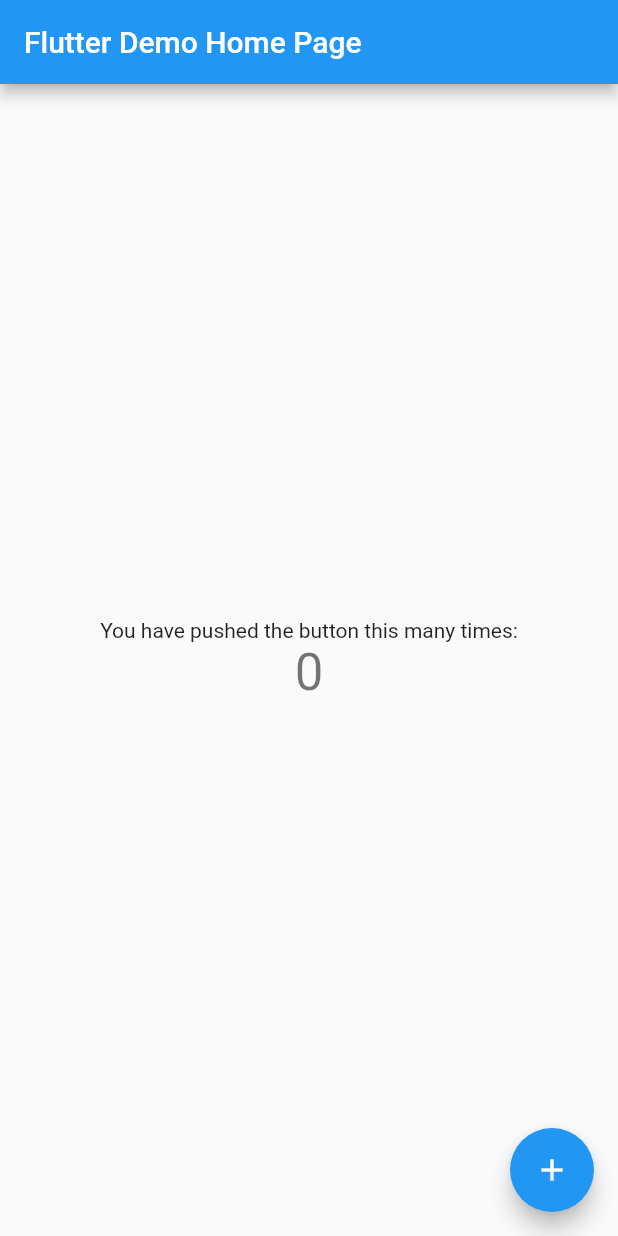
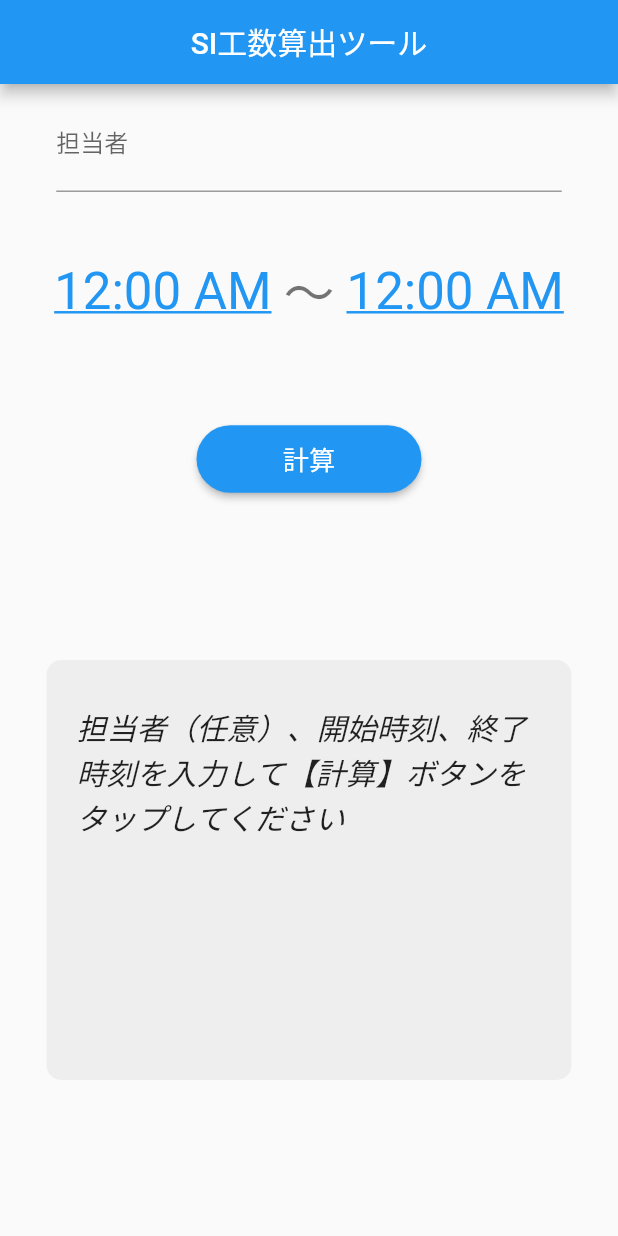
Before and after one commit to nozomi-koborinai/si-man-hour-calc-tool, a Flutter app: the screen it shows after launch, on a phone screen of 412 x 824 dp. Run offline on Flutter 3.47's test engine with Material 2 defaults, Android fonts, the phone set to English and light mode, and no system bars; our stand-ins replace flutter_riverpod, freezed_annotation; missing offline and left inert: dart:html.

Commit message:
とりあえず一通りできたのでコミット

```diff
--- /dev/null
+++ b/lib/domain_layer/providers.dart
@@ -0,0 +1,50 @@
+import 'package:flutter/material.dart';
+import 'package:flutter_riverpod/flutter_riverpod.dart';
+import 'package:si_man_hour_calc_tool/domain_layer/result.dart';
+import 'package:si_man_hour_calc_tool/presentation_layer/calc_page_view_model.dart';
+
+/// グローバルでアクセス可能なプロバイダを管理するファイル
+
+//# CalcPageのProvider Start
+/// 投稿ページタイトル
+final titleProvider = Provider<String>((_) => 'SI工数算出ツール');
+
+/// 担当者見出し
+final managerLabelProvider = Provider<String>((_) => '担当者');
+
+/// SI開始時間見出し
+final startLabelProvider = Provider<String>((_) => 'SI開始時刻');
+
+/// SI終了時間見出し
+final endLabelProvider = Provider<String>((_) => 'SI終了時刻');
+
+/// ヒントテキスト
+final hintTextProvider = Provider<String>((_) => 'CL分：担当者Ａ、担当者Ｂ');
+
+/// ボタンキャプション
+final btnCaptionProvider = Provider<String>((_) => '計算');
+
+/// 担当者テキストコントローラ
+final managerControllerStateProvider = StateProvider.autoDispose((ref) =>
+    TextEditingController(text: ref.watch(resultProvider.state).state.manager));
+
+/// SI開始時間確定時
+final startTimeOfDayLabelStateProvider =
+    StateProvider.autoDispose((ref) => const TimeOfDay(hour: 0, minute: 0));
+
+/// SI終了時間確定時
+final endTimeOfDayLabelStateProvider =
+    StateProvider.autoDispose((ref) => const TimeOfDay(hour: 0, minute: 0));
+
+/// PostPageViewModelのインスタンスを返却
+final calcPageViewModelProvider = Provider((_) => CalcPageViewModel());
+
+/// 工数結果用のモデル
+final resultProvider = StateProvider<Result>(
+    (_) => const Result(manager: '', time: 0.0, peopleCount: 0, manHour: 0.0));
+
+/// 工数結果用のテキスト
+final resultTextProvider =
+    StateProvider<String>((_) => '担当者（任意）、開始時刻、終了時刻を入力して【計算】ボタンをタップしてください');
+
+//# CalcPageのProvider End
--- a/lib/main.dart
+++ b/lib/main.dart
@@ -1,115 +1,22 @@
 import 'package:flutter/material.dart';
+import 'package:flutter_riverpod/flutter_riverpod.dart';
+import 'package:si_man_hour_calc_tool/presentation_layer/calc_page.dart';
 
 void main() {
-  runApp(const MyApp());
+  runApp(const ProviderScope(child: MyApp()));
 }
 
 class MyApp extends StatelessWidget {
   const MyApp({Key? key}) : super(key: key);
 
-  // This widget is the root of your application.
   @override
   Widget build(BuildContext context) {
     return MaterialApp(
-      title: 'Flutter Demo',
-      theme: ThemeData(
-        // This is the theme of your application.
-        //
-        // Try running your application with "flutter run". You'll see the
-        // application has a blue toolbar. Then, without quitting the app, try
-        // changing the primarySwatch below to Colors.green and then invoke
-        // "hot reload" (press "r" in the console where you ran "flutter run",
-        // or simply save your changes to "hot reload" in a Flutter IDE).
-        // Notice that the counter didn't reset back to zero; the application
-        // is not restarted.
-        primarySwatch: Colors.blue,
-      ),
-      home: const MyHomePage(title: 'Flutter Demo Home Page'),
+      theme: ThemeData.light(), // ライト用テーマ
+      darkTheme: ThemeData.dark(), // ダーク用テーマ
+      themeMode: ThemeMode.light, // モードをシステム設定にする
+      title: 'SI工数算出ツール',
+      home: const CalcPage(),
     );
   }
 }
-
-class MyHomePage extends StatefulWidget {
-  const MyHomePage({Key? key, required this.title}) : super(key: key);
-
-  // This widget is the home page of your application. It is stateful, meaning
-  // that it has a State object (defined below) that contains fields that affect
-  // how it looks.
-
-  // This class is the configuration for the state. It holds the values (in this
-  // case the title) provided by the parent (in this case the App widget) and
-  // used by the build method of the State. Fields in a Widget subclass are
-  // always marked "final".
-
-  final String title;
-
-  @override
-  State<MyHomePage> createState() => _MyHomePageState();
-}
-
-class _MyHomePageState extends State<MyHomePage> {
-  int _counter = 0;
-
-  void _incrementCounter() {
-    setState(() {
-      // This call to setState tells the Flutter framework that something has
-      // changed in this State, which causes it to rerun the build method below
-      // so that the display can reflect the updated values. If we changed
-      // _counter without calling setState(), then the build method would not be
-      // called again, and so nothing would appear to happen.
-      _counter++;
-    });
-  }
-
-  @override
-  Widget build(BuildContext context) {
-    // This method is rerun every time setState is called, for instance as done
-    // by the _incrementCounter method above.
-    //
-    // The Flutter framework has been optimized to make rerunning build methods
-    // fast, so that you can just rebuild anything that needs updating rather
-    // than having to individually change instances of widgets.
-    return Scaffold(
-      appBar: AppBar(
-        // Here we take the value from the MyHomePage object that was created by
-        // the App.build method, and use it to set our appbar title.
-        title: Text(widget.title),
-      ),
-      body: Center(
-        // Center is a layout widget. It takes a single child and positions it
-        // in the middle of the parent.
-        child: Column(
-          // Column is also a layout widget. It takes a list of children and
-          // arranges them vertically. By default, it sizes itself to fit its
-          // children horizontally, and tries to be as tall as its parent.
-          //
-          // Invoke "debug painting" (press "p" in the console, choose the
-          // "Toggle Debug Paint" action from the Flutter Inspector in Android
-          // Studio, or the "Toggle Debug Paint" command in Visual Studio Code)
-          // to see the wireframe for each widget.
-          //
-          // Column has various properties to control how it sizes itself and
-          // how it positions its children. Here we use mainAxisAlignment to
-          // center the children vertically; the main axis here is the vertical
-          // axis because Columns are vertical (the cross axis would be
-          // horizontal).
-          mainAxisAlignment: MainAxisAlignment.center,
-          children: <Widget>[
-            const Text(
-              'You have pushed the button this many times:',
-            ),
-            Text(
-              '$_counter',
-              style: Theme.of(context).textTheme.headline4,
-            ),
-          ],
-        ),
-      ),
-      floatingActionButton: FloatingActionButton(
-        onPressed: _incrementCounter,
-        tooltip: 'Increment',
-        child: const Icon(Icons.add),
-      ), // This trailing comma makes auto-formatting nicer for build methods.
-    );
-  }
-}
--- /dev/null
+++ b/lib/presentation_layer/calc_page.dart
@@ -0,0 +1,105 @@
+import 'package:flutter/material.dart';
+import 'package:flutter_riverpod/flutter_riverpod.dart';
+import 'package:si_man_hour_calc_tool/domain_layer/providers.dart';
+
+class CalcPage extends ConsumerWidget {
+  const CalcPage({Key? key}) : super(key: key);
+
+  @override
+  Widget build(BuildContext context, WidgetRef ref) {
+    // TextButton用の共通のスタイルを作成
+    TextStyle? textStyle = Theme.of(context).textTheme.headline4;
+    if (textStyle != null) {
+      textStyle = textStyle.copyWith(
+          decoration: TextDecoration.underline, color: Colors.blue);
+    }
+
+    // Provider経由でViewModelを取得
+    final vm = ref.watch(calcPageViewModelProvider);
+    vm.setRef(ref);
+
+    // ここからViewの作成
+    return Scaffold(
+      appBar: AppBar(
+        centerTitle: true,
+        title: Text(vm.pageTitle),
+      ),
+      body: Column(
+        crossAxisAlignment: CrossAxisAlignment.center,
+        children: [
+          Padding(
+            padding: const EdgeInsets.symmetric(vertical: 8.0),
+            child: SizedBox(
+              width: 337.0,
+              child: TextFormField(
+                  controller: vm.managerController,
+                  enabled: true,
+                  style: const TextStyle(color: Colors.black),
+                  obscureText: false,
+                  maxLines: 1,
+                  decoration: InputDecoration(
+                      labelText: vm.managerLabel, hintText: vm.hintText)),
+            ),
+          ),
+          Padding(
+            padding: const EdgeInsets.symmetric(vertical: 30.0),
+            child: Row(
+              mainAxisAlignment: MainAxisAlignment.center,
+              children: [
+                TextButton(
+                    child: Text(
+                      vm.startTimeOfDayLabel.format(context),
+                      style: textStyle,
+                    ),
+                    onPressed: () => vm.onPressedFromStart(context)),
+                Text('〜', style: Theme.of(context).textTheme.headline4),
+                TextButton(
+                    child: Text(
+                      vm.endTimeOfDayLabel.format(context),
+                      style: textStyle,
+                    ),
+                    onPressed: () => vm.onPressedFromEnd(context)),
+              ],
+            ),
+          ),
+          Padding(
+            padding: const EdgeInsets.symmetric(vertical: 30.0),
+            child: ElevatedButton(
+              style: ElevatedButton.styleFrom(
+                  primary: Colors.blue,
+                  onPrimary: Colors.black,
+                  shape: const StadiumBorder(),
+                  fixedSize: const Size(150.0, 45.0)),
+              onPressed: () => vm.onPressedFromCalc(),
+              child: Text(vm.btnCaption,
+                  style: const TextStyle(fontSize: 17.5, color: Colors.white)),
+            ),
+          ),
+          Padding(
+            padding:
+                const EdgeInsets.symmetric(vertical: 80.0, horizontal: 20.0),
+            child: Container(
+              alignment: Alignment.center,
+              width: 350,
+              height: 280,
+              decoration: BoxDecoration(
+                  color: Colors.grey[200],
+                  borderRadius: BorderRadius.circular(10)),
+              child: Column(
+                children: [
+                  Padding(
+                    padding: const EdgeInsets.symmetric(
+                        vertical: 30.0, horizontal: 20.0),
+                    child: Text(vm.resultText,
+                        style: const TextStyle(
+                            fontSize: 20.0, fontStyle: FontStyle.italic)),
+                  ),
+                ],
+              ),
+            ),
+          )
+        ],
+      ),
+    );
+  }
+}
--- a/pubspec.yaml
+++ b/pubspec.yaml
@@ -11,11 +11,14 @@
 dependencies:
   flutter:
     sdk: flutter
+  flutter_localizations: # 追加
+    sdk: flutter         # 追加
 
   cupertino_icons: ^1.0.2
   freezed_annotation: ^2.0.3
   json_annotation: ^4.5.0
   flutter_riverpod: ^1.0.4
+  intl: ^0.17.0
 
 dev_dependencies:
   flutter_test:
```
Also changed, not shown: lib/domain_layer/result.dart (added, +19 -0 lines), lib/presentation_layer/calc_page_view_model.dart (added, +68 -0 lines), lib/utils.dart (added, +34 -0 lines), lib/domain_layer/result.freezed.dart (added), lib/domain_layer/result.g.dart (added), pubspec.lock.
